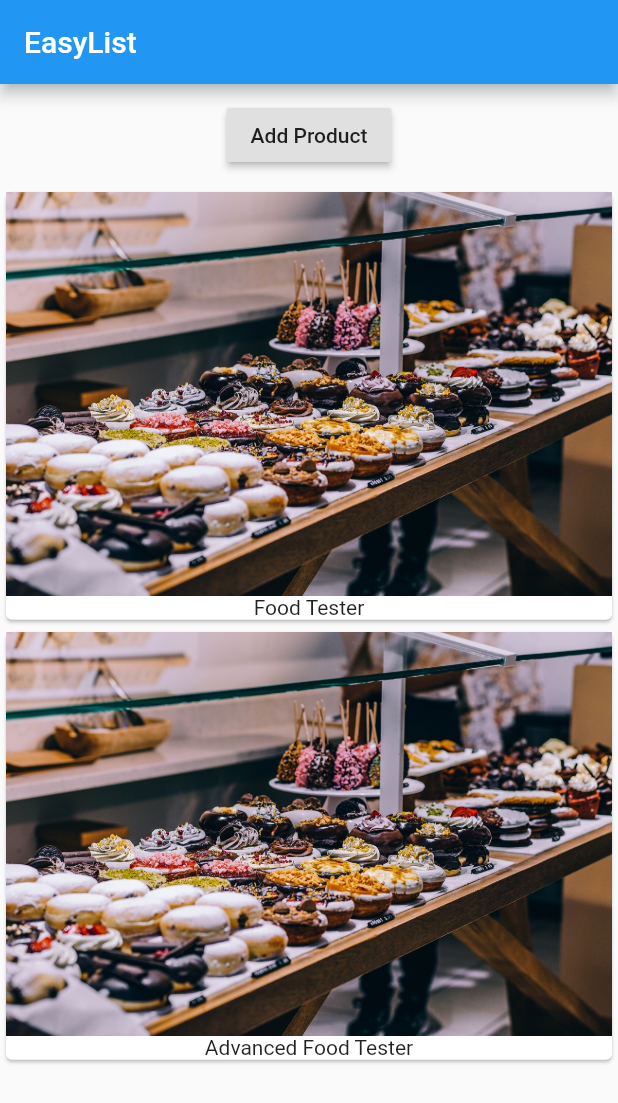
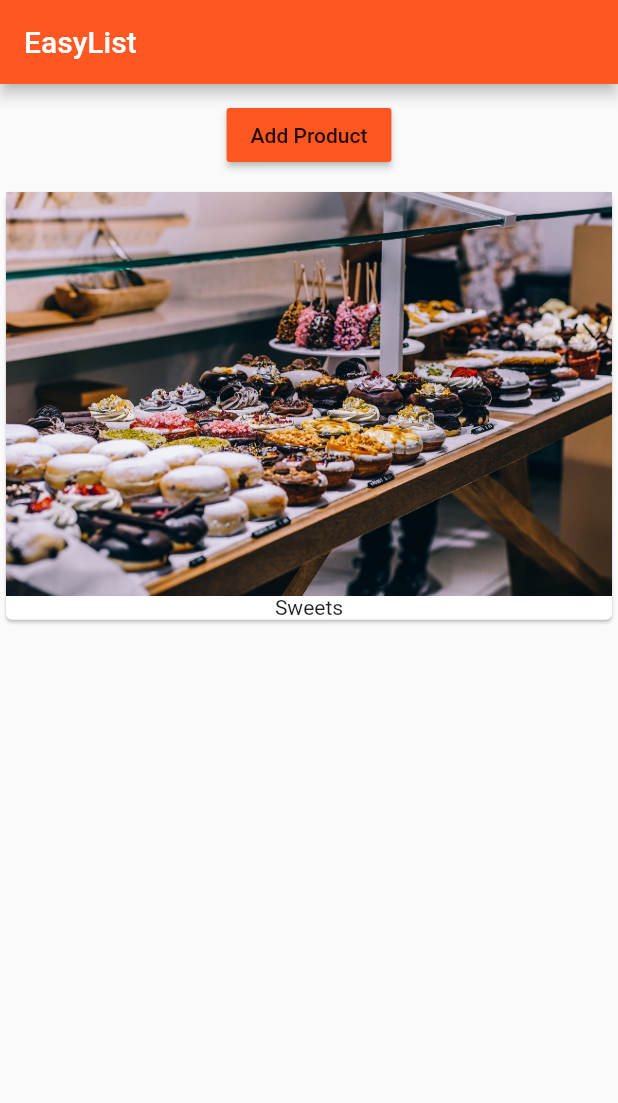
Before and after one commit to alireza0511/easyList, a Flutter app: the screen it shows after launch, after a tap on "Add Product", on a phone screen of 412 x 824 dp. Shown: the top 1103 px of the screen. Run offline on Flutter 3.47's test engine with Material 2 defaults, Android fonts, the phone set to English and light mode, and no system bars.

```diff
--- a/lib/main.dart
+++ b/lib/main.dart
@@ -1,8 +1,20 @@
 import 'package:flutter/material.dart';
 // 31.13 because we want use product manager as body in our app let import it
 import './product_manager.dart';
+// 47.1 this package help to debuge ui
+import 'package:flutter/rendering.dart';
+/* 47.2
+void main() => runApp(MyApp()); */
+void main() {
+  // 47.2 this variable help to see the ui elements
+  // debugPaintSizeEnabled = true;
+  // 48.1 show text base line
+  // debugPaintBaselinesEnabled = true;
+  // 48.2 This shows you where the tap event is registered
+  // debugPaintPointersEnabled = true;
 
-void main() => runApp(MyApp());
+  runApp(MyApp());
+}
 
 
 /* 27.1 this work an show a pic + title + btn but btn doesn't work because
@@ -143,6 +155,17 @@ class MyApp extends StatelessWidget {
   @override
   Widget build(BuildContext context) {
     return MaterialApp(
+      // 48.3 show grid materail on ui
+      // debugShowMaterialGrid: true,
+      // 35.1
+      theme: ThemeData(
+        //35.1.3
+        brightness: Brightness.light,
+        //35.1.1
+        primarySwatch: Colors.deepOrange,
+        //35.1.2
+        accentColor: Colors.deepPurple
+      ),
       home: Scaffold(
         appBar: AppBar(
           title: Text('EasyList'),
@@ -150,7 +173,11 @@ class MyApp extends StatelessWidget {
         /* 32.5 now we can pass our value to statful widget here
         //31.14 let's call ProductManager as body of scaffold widget, create an object based on it by adding parentheses.
         body: ProductManager(), 32.5*/
-        body: ProductManager('Food Tester'),
+        /* 36.2
+        body: ProductManager('Food Tester'), 36.2*/
+        /* 60.3
+        body: ProductManager(startingProduct:'Food Tester'), */
+        body: ProductManager(),
       ),
     );
   }
@@ -159,3 +186,6 @@ class MyApp extends StatelessWidget {
 /* 31.15 you want to work with stateless and stateful widgets, use as many stateless widgets
 as possible and have a few selected stateful widgets which actually manage your
 data and change the data */
+
+// 34.1 let speak about wedget life cycle check the terminal
+// 37.1 let's add the Raised button in to his own wedget. first creat product_control.dart file
--- /dev/null
+++ b/lib/product_control.dart
@@ -0,0 +1,30 @@
+import 'package:flutter/material.dart';
+
+/* 37.2 It will be a stateless widget because all I want to do is I want to display that
+button, it will not even receive any external data, it will really just render this button statically*/
+class ProductControl extends StatelessWidget {
+
+  //37.9
+    final Function addProduct;
+    ProductControl(this.addProduct);
+
+  @override
+  Widget build(BuildContext context) {
+    // 37.3 cut/past RaisedButton from product_manager.dart file
+    return
+          RaisedButton(
+            //35.2
+            color: Theme.of(context).primaryColor,
+            onPressed: () {
+              /* 37.7 cut/past setState to product_manager.dart file
+              setState(() {
+                _products.add('Advanced Food Tester');
+              }); */
+              //37.10
+              addProduct('Sweets');
+            },
+            child: Text('Add Product'),
+          ); // 37.3
+  }
+
+}
--- a/lib/product_manager.dart
+++ b/lib/product_manager.dart
@@ -1,6 +1,8 @@
 import 'package:flutter/material.dart';
 /* 31.8  import from package related from our own files.*/
 import './products.dart';
+//37.4
+import './product_control.dart';
 
 /* 31.2 : here I need extend a stateful widget because I have plan on managing
 my list of products and changinf it. */
@@ -14,10 +16,19 @@ are linked together but it still is a technically separated object
 So here we actually have to add final, starting product is something we receive
 from outside*/
   final String startingProduct;
-  ProductManager(this.startingProduct);
+  /* 36.1 if you want to target the arguments by name wrap by {}
+  ProductManager(this.startingProduct) { //36.1
+  36.3 also we can add defualt to our argument*/
+  /* 60.3 ProductManager({this.startingProduct = 'Sweets Tester'}) { 60.3*/
+  ProductManager({this.startingProduct}) {
+    // 34.4
+    print('A: [ProductManager Wedget] Constructor');
+  }
 
   @override
   State<StatefulWidget> createState() {
+    // 34.5
+    print('B: [ProductManager Wedget] createState()');
     // 31.6 return _ProductManagerState and instantiate it
     return _ProductManagerState();
   }
@@ -40,12 +51,41 @@ that initState will already have been executed.*/
   @override
   void initState() {
     super.initState();
-    // 32.4.1 add startingProduct to the product list
-    _products.add(widget.startingProduct);
+    // 60
+    if (widget.startingProduct != null) {
+      // 32.4.1 add startingProduct to the product list
+      _products.add(widget.startingProduct);
+    }
+    // 34.6
+    print('C: [ProductManager State] initState()');
+  }
+
+  @override
+  void didUpdateWidget(ProductManager oldWidget) {
+    // 34.7
+    print(' [ProductManager State] didUpdateWidget()');
+    super.didUpdateWidget(oldWidget);
+  }
+
+  /*37.6  we need concept called lifting the state up,we want to manage the state in a
+widget which has access to all the widgets that either change it like the product control
+or require the widget state, the data we're changing, the products widget in our case.
+So the product manager is the connecting widget which reaches out to all these widgets
+that do change or need the state.
+Now how can I pass the information that this button was pressed in the product control
+up to the product manager? so let add _addProduct func*/
+  void _addProduct(String product) {
+    // 37.7 cut/past setState from product_control.dart file
+    setState(() {
+      _products.add(product);
+    }); //37.7
   }
 
   @override
   Widget build(BuildContext context) {
+    // 34.8
+    print('D: [ProductManager State] bulid()');
+
     /*
     31.7 : because we want call our product widget here we add a column widget
     */
@@ -54,17 +94,29 @@ that initState will already have been executed.*/
         //31.4 : cut/past container widget from main.dart file
         Container(
           margin: EdgeInsets.all(10.0),
-          child: RaisedButton(
+          child:
+              /* 37.3 cut/past RaisedButton to product_control.dart file
+          RaisedButton(
+            //35.2
+            color: Theme.of(context).primaryColor,
             onPressed: () {
               setState(() {
                 _products.add('Advanced Food Tester');
               });
             },
             child: Text('Add Product'),
-          ),
+          ), 37.3 */
+              /* 37.8
+              // 37.5
+              ProductControl(), */
+              ProductControl(_addProduct),
         ), //31.4
+        /* 58.2 for showing a listview we can use a Container with specific height
         // 31.9 : add our product element after container
-        Products(_products)
+        Products(_products) 58.2*/
+        /* 58.3 or for listview use a expanded wedget
+        Container(height: 300.0, child: Products(_products)) 58.3 */
+        Expanded(child: Products(_products))
       ],
     );
   }
--- a/lib/products.dart
+++ b/lib/products.dart
@@ -1,4 +1,5 @@
 import 'package:flutter/material.dart';
+
 /* 30.3 You can build this class in both ways however actually, the more elegant
  ways to use the stateless widget here and now this can be confusing because I
  just said that this column card is the only thing which changes and that's
@@ -14,15 +15,87 @@ class Products extends StatelessWidget {
   outside, it will simply replace the old value, not change it, replace it and
   then call build again with the replaced value.*/
   final List<String> products;
-  Products(this.products);
+  /* 36.4 optional arguments for positional arguments.
+  and also we have to add the const keyword here which means this is a list which can't
+  be changed
+
+  Products(this.products) { 36.4*/
+  Products([this.products = const []]) {
+    // 34.2
+    print('E: [Products Widget] Constructor');
+  }
+
+  // 59.2 creat this wedget to make our recycler view work
+  Widget _buildProductItem(BuildContext context, int index) {
+    // 59.3 cut/past Card wedget from build
+    return Card(
+      child: Column(
+        children: <Widget>[
+          Image.asset('assets/food.jpg'),
+          // 59.4
+          Text(products[index])
+        ],
+      ),
+    );
+  }
+
+// 61.4 let extract every thing in one function
+  Widget _buildProductList() {
+    // 61.5 cut/past
+    Widget productCard;
+    if (products.length > 0) {
+      productCard = ListView.builder(
+        itemBuilder: _buildProductItem,
+        itemCount: products.length,
+      );
+      /* collection view
+      productCard = GridView.builder(itemBuilder: _buildProductItem,
+      itemCount: products.length,
+      gridDelegate: new SliverGridDelegateWithFixedCrossAxisCount(crossAxisCount: 2),); */
+    } else {
+      productCard = Center(
+        child: Text('No products found, please add some'),
+      );
+
+      /* 62.1 if we dont want anything to show
+      productCard = Container(); */
+    }
+    return productCard; // 61.5
+  }
 
   @override
   Widget build(BuildContext context) {
+    /*61.5 cut/past
+    // 61.1
+    Widget productCard;
+    // 61.2
+    if (products.length > 0) {
+      productCard = ListView.builder(
+        // 59.5 the item we need is a card wedget
+        itemBuilder: _buildProductItem,
+        // 59.6 the count of array
+        itemCount: products.length,
+      );
+    } else {
+      productCard = Center(
+        child: Text('No products found, please add some'),
+      );
+    }
+    // 34.3
+    print('F: [Products Widget] build()');
+
+    return
+        /* 61.3
+    //60.2.1
+    products.length > 0 ?
+    /* 59.1 how use a some sort of recycler viewer
+    /* 58.1 create listView
     // 30.4 cut/past column widget from main.dart file
-    return Column(
+    Column( 58.1*/
+    ListView(
       // 30.5.2 remove under score from children: _products
       children: products
-          .map(
+          .map( // 59.3 cut/past the Card wedget to _buildProductItem()
             (element) => Card(
                   child: Column(
                     children: <Widget>[
@@ -30,9 +103,20 @@ class Products extends StatelessWidget {
                       Text(element)
                     ],
                   ),
-                ),
+                ), // 59.3
           )
           .toList(),
-    );
+    ); 59.1*/ //we need to use listView.builder this behavior like recyclerview and adapter
+    ListView.builder(
+      // 59.5 the item we need is a card wedget
+      itemBuilder: _buildProductItem ,
+      // 59.6 the count of array
+      itemCount: products.length,
+    )
+    // 60.2.2
+    : Center(child: Text('No products found, please add some'),)
+    ; */
+        productCard; 61.5*/
+        return _buildProductList();
   }
 }
```
